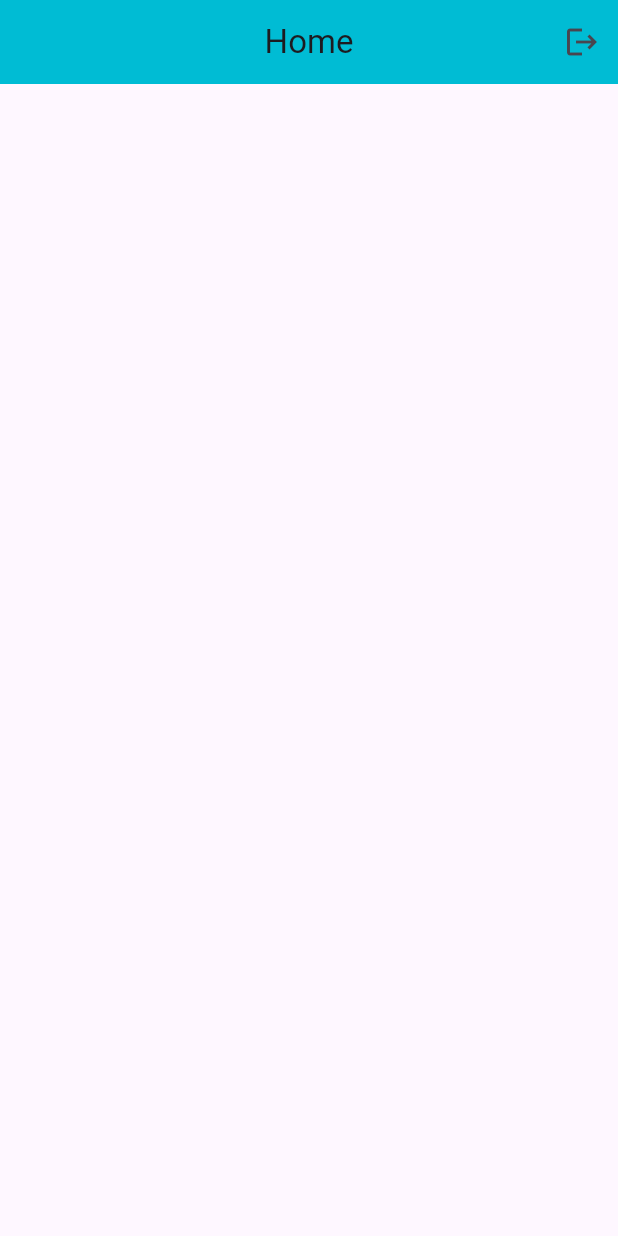
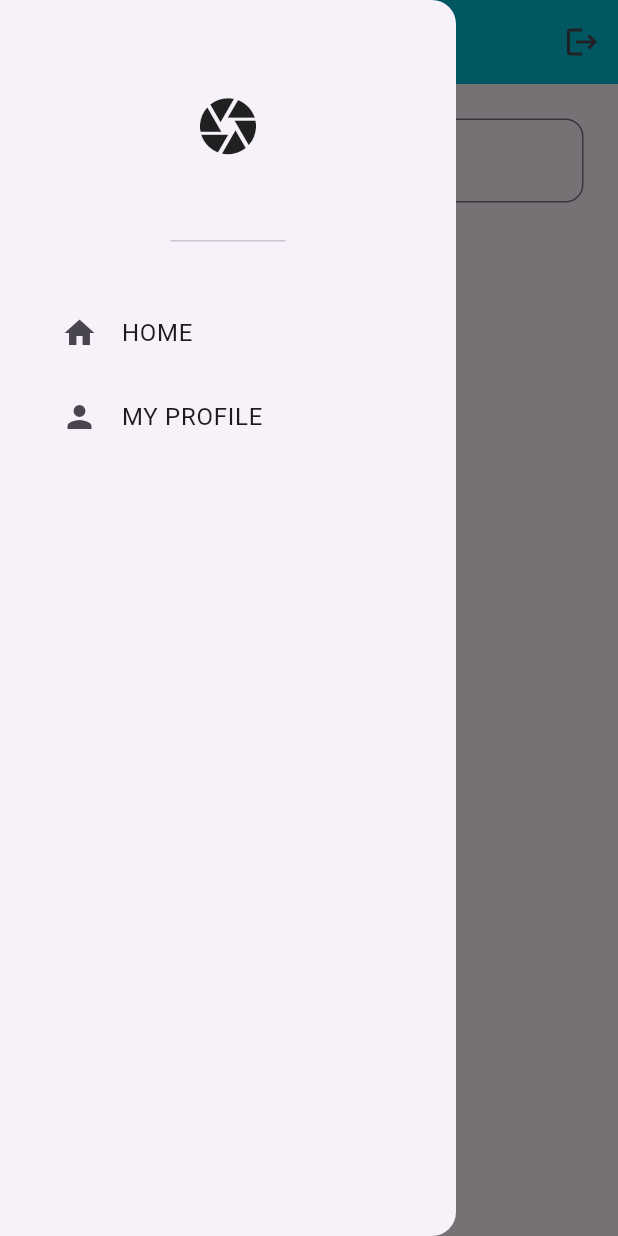
Before and after one commit to phuong2512/Social-Media-Flutter-App, a Flutter app: the screen it shows once a user with an empty profile is signed in, with the side drawer open (before the commit the screen has no drawer), on a phone screen of 412 x 824 dp. Run offline on Flutter 3.47's test engine with Material 3 defaults, Android fonts, the phone set to English and light mode, and no system bars; our stand-ins replace cloud_firestore, firebase_auth, firebase_core; accounts and stored records are empty.

Commit message:
Update Home_screen and Profile_screen

```diff
--- a/social_media_app/lib/home_screen.dart
+++ b/social_media_app/lib/home_screen.dart
@@ -9,16 +9,71 @@ class HomeScreen extends StatefulWidget {
 }
 
 class _HomeScreenState extends State<HomeScreen> {
+  final postController = TextEditingController();
+
   @override
   Widget build(BuildContext context) {
     return Scaffold(
       appBar: AppBar(
         centerTitle: true,
-        title: Text("Home"),
-      backgroundColor: Colors.cyan,
-      actions: [
-        IconButton(onPressed: logout, icon: Icon(Icons.logout))
-      ],
+        title: const Text("Home"),
+        backgroundColor: Colors.cyan,
+        actions: [
+          IconButton(onPressed: logout, icon: const Icon(Icons.logout))
+        ],
+      ),
+      drawer: Drawer(
+        child: Column(
+          children: [
+            const DrawerHeader(
+                child: Icon(
+              Icons.camera,
+              size: 45,
+            )),
+            const SizedBox(height: 25),
+            Padding(
+              padding: const EdgeInsets.only(left: 25.0),
+              child: ListTile(
+                leading: const Icon(
+                  Icons.home,
+                ),
+                title: const Text("HOME"),
+                onTap: () {
+                  Navigator.pop(context);
+                },
+              ),
+            ),
+            Padding(
+              padding: const EdgeInsets.only(left: 25.0),
+              child: ListTile(
+                leading: const Icon(
+                  Icons.person,
+                ),
+                title: const Text("MY PROFILE"),
+                onTap: () {
+                  Navigator.pop(context);
+                  Navigator.pushNamed(context, '/profile_screen');
+                },
+              ),
+            ),
+          ],
+        ),
+      ),
+      body: Column(
+        children: [
+          Padding(
+              padding: const EdgeInsets.all(23.0),
+              child: TextFormField(
+                controller: postController,
+                decoration: InputDecoration(
+                  hintText: "Tell us what are you feeling ...",
+                  border: OutlineInputBorder(
+                    borderRadius: BorderRadius.circular(12),
+                  ),
+                ),
+              )
+          ),
+        ],
       ),
     );
   }
--- a/social_media_app/lib/main.dart
+++ b/social_media_app/lib/main.dart
@@ -1,7 +1,9 @@
 import 'package:flutter/material.dart';
 import 'package:firebase_core/firebase_core.dart';
 import 'package:social_media_app/auth_firebase.dart';
-import 'auth_gate.dart';
+import 'package:social_media_app/auth_gate.dart';
+import 'package:social_media_app/home_screen.dart';
+import 'package:social_media_app/profile_screen.dart';
 import 'firebase_options.dart';
 
 Future<void> main() async {
@@ -17,9 +19,14 @@ class MyApp extends StatelessWidget {
 
   @override
   Widget build(BuildContext context) {
-    return const MaterialApp(
+    return MaterialApp(
       debugShowCheckedModeBanner: false,
-      home: AuthFirebase(),
+      home: const AuthFirebase(),
+      routes: {
+        '/auth_gate':(context) => const AuthGate(),
+        '/home_screen':(context) => const HomeScreen(),
+        '/profile_screen':(context) => ProfileScreen(),
+      },
     );
   }
 }
```
Also changed, not shown: social_media_app/lib/auth_gate.dart (+35 -12 lines), social_media_app/lib/profile_screen.dart (added, +76 -0 lines).
